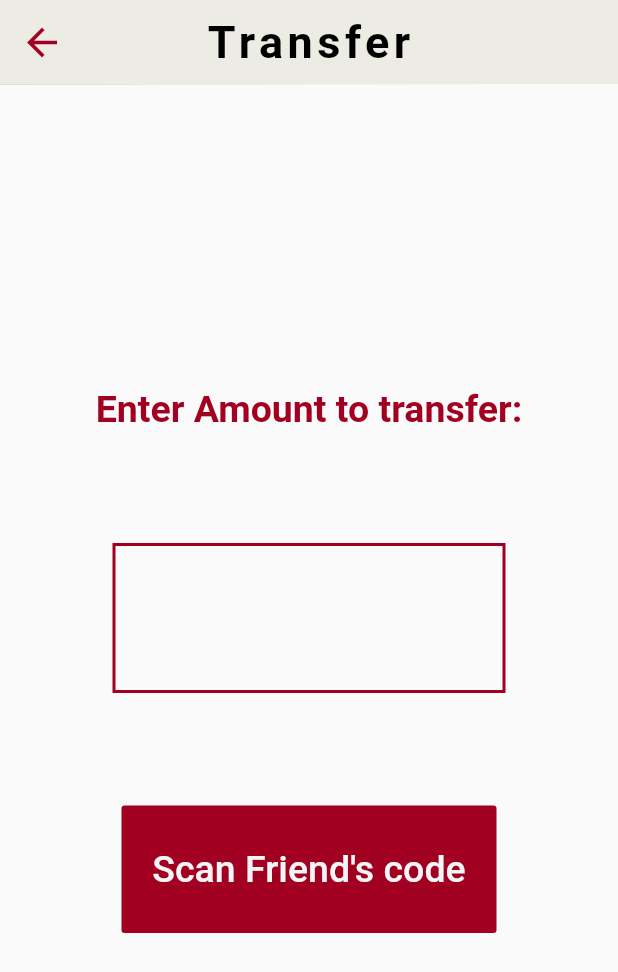
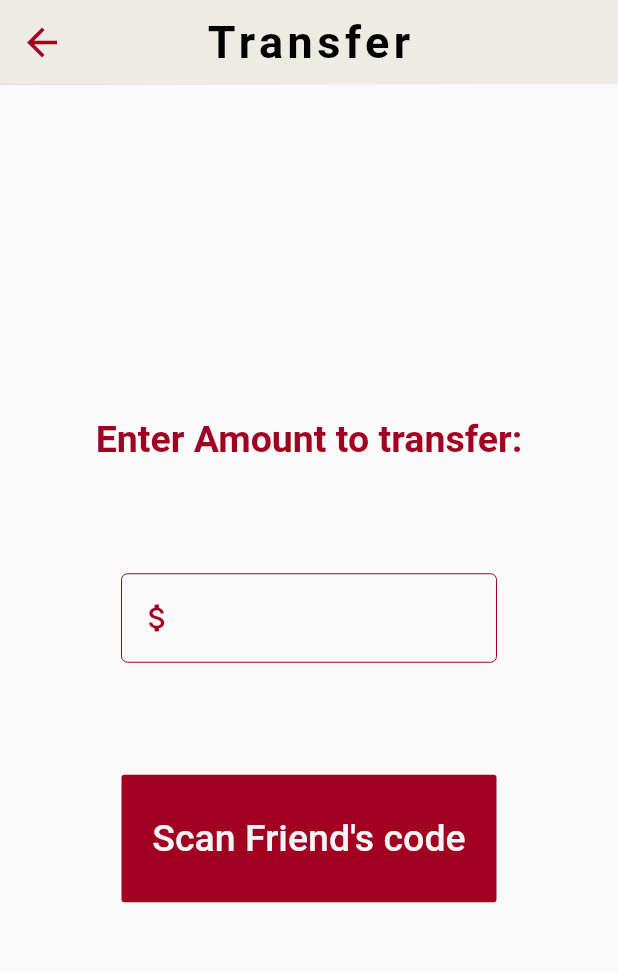
Before and after one commit to neutralcreepdev/neutral_creep_dev, a Flutter app: the EWalletPage screen opened directly with empty values, after a tap on "TRANSFER", on a phone screen of 412 x 824 dp. Shown: the top 972 px of the screen. Run offline on Flutter 3.47's test engine with Material 2 defaults, Android fonts, the phone set to English and light mode, and no system bars; our stand-ins replace cloud_firestore, firebase_auth, flutter_datetime_picker, flutter_spinkit, fluttertoast, font_awesome_flutter and 3 more; missing offline and left inert: barcode_scan, dart:ffi, encrypt; accounts and stored records are empty.

Commit message:
neutral_creep_dev_v11

```diff
--- a/lib/pages/deliveryStatus.dart
+++ b/lib/pages/deliveryStatus.dart
@@ -142,7 +142,6 @@ class _DeliveryStatusPageState extends State<DeliveryStatusPage> {
   @override
   Widget build(BuildContext context) {
 
-    print("${customer.id} &&&&&&& ${order.collectType}");
     return Scaffold(
       appBar: AppBar(
         backgroundColor: alablaster,
--- a/lib/pages/eWalletPage.dart
+++ b/lib/pages/eWalletPage.dart
@@ -74,6 +74,7 @@ class _EWalletPageState extends State<EWalletPage> {
                       child: Text(
                         "TOP-UP",
                         style: TextStyle(
+                          color: whiteSmoke,
                             fontWeight: FontWeight.bold, fontSize: 20),
                       ),
                       onPressed: () {
@@ -101,6 +102,7 @@ class _EWalletPageState extends State<EWalletPage> {
                       child: Text(
                         "TRANSFER",
                         style: TextStyle(
+                          color: whiteSmoke,
                             fontWeight: FontWeight.bold, fontSize: 20),
                       ),
                       onPressed: () {
--- a/lib/pages/homePage.dart
+++ b/lib/pages/homePage.dart
@@ -18,7 +18,6 @@ import '../services/dbService.dart';
 import './profilePage.dart';
 import './eWalletPage.dart';
 import './startPage.dart';
-import './deliveryListPage.dart';
 import './transactionHistory.dart';
 import './deliveryCheck.dart';
 
--- a/lib/pages/paymentMadePage.dart
+++ b/lib/pages/paymentMadePage.dart
@@ -32,7 +32,9 @@ class PaymentMadePage extends StatelessWidget {
         elevation: 0.2,
         leading: Container(),
       ),
-      body: Container(
+      body: WillPopScope(
+        onWillPop: () async => false,
+        child: Container(
           height: MediaQuery.of(context).size.height,
           width: MediaQuery.of(context).size.width,
           color: whiteSmoke,
@@ -80,6 +82,7 @@ class PaymentMadePage extends StatelessWidget {
             ],
           ),
         ),
+      ),
     );
   }
 }
--- a/lib/pages/profilePage.dart
+++ b/lib/pages/profilePage.dart
@@ -538,7 +538,7 @@ class _ProfilePageState extends State<ProfilePage> {
                                   return null;
                                 },
                                 textAlign: TextAlign.center,
-                                keyboardType: TextInputType.number,
+                                keyboardType: TextInputType.numberWithOptions(),
                                 decoration: InputDecoration(
                                   labelText: "Postal Code",
                                   prefixIcon: Icon(
@@ -619,13 +619,13 @@ class _ProfilePageState extends State<ProfilePage> {
                                 validator: (value) {
                                   if (value.isEmpty) {
                                     return 'Please input contact Number!';
-                                  } else if (value.length != 8) {
+                                  } else if (value.length != 8 || int.parse(value)<80000000) {
                                     return 'Please input correct Contact Number!';
                                   }
                                   return null;
                                 },
                                 textAlign: TextAlign.center,
-                                keyboardType: TextInputType.number,
+                                keyboardType: TextInputType.numberWithOptions(),
                                 decoration: InputDecoration(
                                   labelText: "Contact Number",
                                   prefixIcon: Icon(
--- a/lib/pages/transferPage.dart
+++ b/lib/pages/transferPage.dart
@@ -23,6 +23,7 @@ class _TransferPageState extends State<TransferPage> {
   Customer customer;
   DBService db;
   final _textController = TextEditingController();
+  final _formKey = GlobalKey<FormState>();
 
   _TransferPageState({this.customer, this.db});
 
@@ -43,34 +44,62 @@ class _TransferPageState extends State<TransferPage> {
               letterSpacing: 3),
         ),
       ),
-      body: Center(
+      body: Form(
+        key: _formKey,
+        child: Center(
           child: Column(
               mainAxisAlignment: MainAxisAlignment.center,
               children: <Widget>[
-              Text("Enter Amount to transfer:", style: TextStyle(color: heidelbergRed, fontSize: 25,fontWeight: FontWeight.bold),),
-              SizedBox(height: 75,),
+                Text(
+                  "Enter Amount to transfer:",
+                  style: TextStyle(
+                      color: heidelbergRed,
+                      fontSize: 25,
+                      fontWeight: FontWeight.bold),
+                ),
+                SizedBox(
+                  height: 75,
+                ),
                 Container(
-                height: 100,
-                decoration: BoxDecoration(
-                  border: new Border.all(
-                    width: 2.0,
+                  width: 250,
+                  child: TextFormField(
+                    validator: (val) {
+                      if (val.isEmpty)
+                        return "Please enter amount to transfer";
+                      else if (int.parse(val) <= 0)
+                        return "Please enter correct amount to transfer!";
+                      return null;
+                    },
+                    controller: _textController,
+                    decoration: InputDecoration(
+                      prefixIcon: Icon(
+                        Icons.attach_money,
                         color: heidelbergRed,
                       ),
+                      enabledBorder: const OutlineInputBorder(
+                        borderSide:
+                            const BorderSide(color: heidelbergRed, width: 0.0),
                       ),
-                width: MediaQuery.of(context).size.width - 150,
-                child: TextField(
-                  controller: _textController,
-                  decoration: InputDecoration(border: InputBorder.none),
+                    ),
+                    textInputAction: TextInputAction.done,
                     keyboardType: TextInputType.numberWithOptions(decimal: true),
                     textAlign: TextAlign.center,
                   ),
-              ),SizedBox(height: 75,),
+                ),
+                SizedBox(
+                  height: 75,
+                ),
                 ButtonTheme(
                   minWidth: 250,
                   height: 85,
                   child: FlatButton(
-                  child: Text("Scan Friend's code", style: TextStyle(color: whiteSmoke, fontSize: 25),),
-                  onPressed: ()async {
+                    child: Text(
+                      "Scan Friend's code",
+                      style: TextStyle(color: whiteSmoke, fontSize: 25),
+                    ),
+                    onPressed: () async {
+                      if (_formKey.currentState.validate()) {
+                        _formKey.currentState.save();
                         try {
                           var friendID = await _scanQR();
                           await db.transferCredit(friendID.toString(), customer,
@@ -78,15 +107,16 @@ class _TransferPageState extends State<TransferPage> {
 
                           //Goes back to front page
                           Navigator.pop(context);
-
-                    }catch(e){
+                        } catch (e) {
                           print("hzp");
+                        }
                       }
                     },
                     color: heidelbergRed,
                   ),
                 )
               ]),
+        ),
       ),
     );
   }
```
Also changed, not shown: lib/pages/loginSignupPage.dart (+20 -10 lines), lib/pages/paymentPage.dart (+14 -6 lines), lib/pages/topUpPage.dart (+43 -14 lines). Lines whose indentation alone changed are shown as unchanged.
